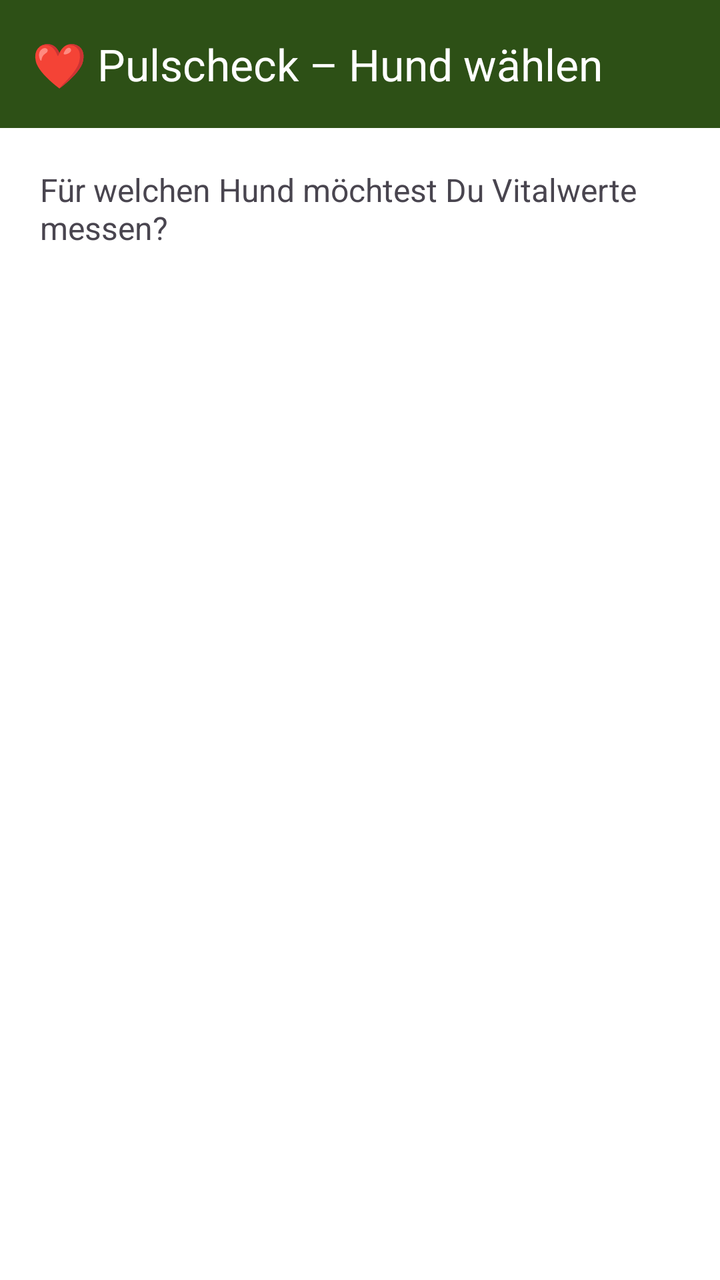
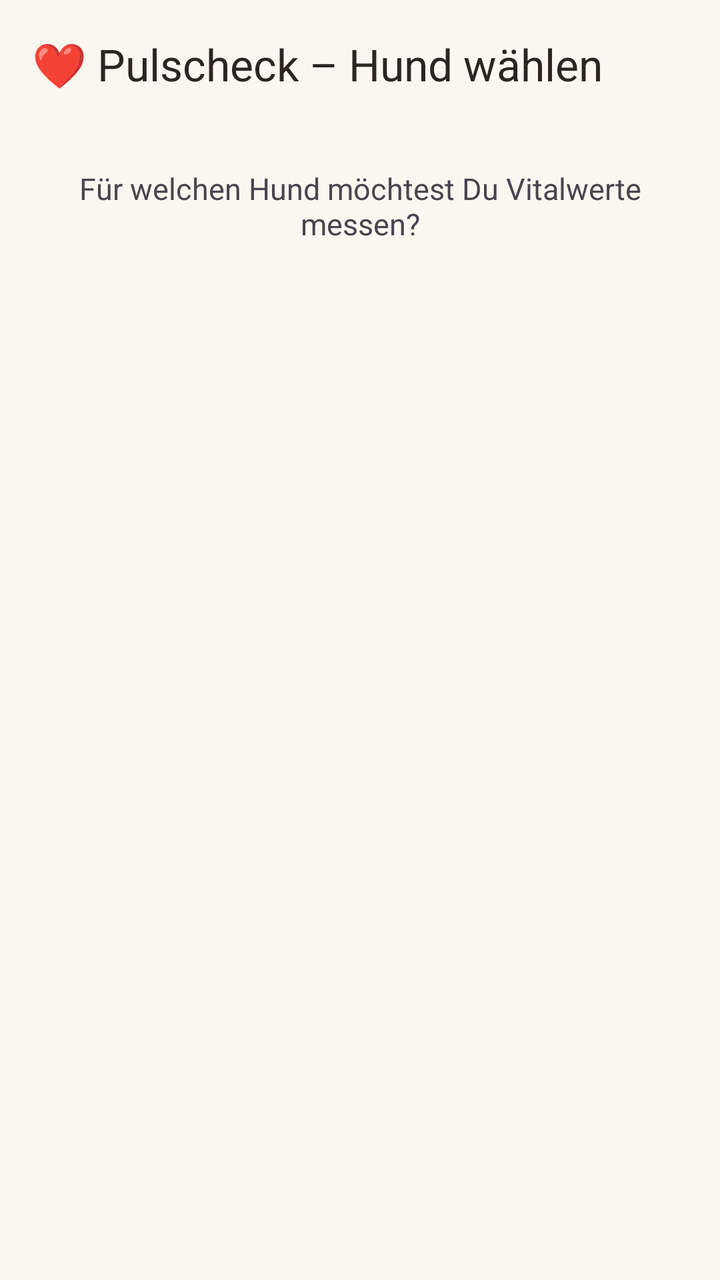

Two renders of the same Android screen: before a commit and after it. Below are the layout's source before the change and the commit's diff.
<!-- AndroidManifest.xml: activity theme Theme.HundeWildnis -->
<!-- res/layout/activity_pulscheck_dog_select.xml -->
<?xml version="1.0" encoding="utf-8"?>
<androidx.coordinatorlayout.widget.CoordinatorLayout
    xmlns:android="http://schemas.android.com/apk/res/android"
    xmlns:app="http://schemas.android.com/apk/res-auto"
    android:layout_width="match_parent"
    android:layout_height="match_parent"
    android:background="?android:attr/colorBackground">

    <com.google.android.material.appbar.AppBarLayout
        android:id="@+id/appbar"
        android:layout_width="match_parent"
        android:layout_height="wrap_content"
        android:fitsSystemWindows="false">
        <androidx.appcompat.widget.Toolbar
            android:id="@+id/toolbar"
            android:layout_width="match_parent"
            android:layout_height="?attr/actionBarSize"
            android:background="#2d5016"
            app:titleTextColor="#FFFFFF"
            app:title="❤️ Pulscheck – Hund wählen" />
    </com.google.android.material.appbar.AppBarLayout>

    <androidx.core.widget.NestedScrollView
        android:layout_width="match_parent"
        android:layout_height="match_parent"
        app:layout_behavior="@string/appbar_scrolling_view_behavior">

        <LinearLayout
            android:layout_width="match_parent"
            android:layout_height="wrap_content"
            android:orientation="vertical"
            android:padding="20dp">

            <TextView
                android:layout_width="match_parent"
                android:layout_height="wrap_content"
                android:text="Für welchen Hund möchtest Du Vitalwerte messen?"
                android:textSize="16sp"
                android:layout_marginBottom="20dp"
                android:textColor="?android:attr/textColorSecondary" />

            
            <LinearLayout
                android:id="@+id/llDogButtons"
                android:layout_width="match_parent"
                android:layout_height="wrap_content"
                android:orientation="vertical" />

            
            <TextView
                android:id="@+id/tvNoDogs"
                android:layout_width="match_parent"
                android:layout_height="wrap_content"
                android:text="Kein Hund angelegt.\n\nBitte lege zuerst einen Hund in den Stammdaten an."
                android:textSize="15sp"
                android:textAlignment="center"
                android:padding="32dp"
                android:visibility="gone"
                android:textColor="?android:attr/textColorSecondary" />

        </LinearLayout>
    </androidx.core.widget.NestedScrollView>

</androidx.coordinatorlayout.widget.CoordinatorLayout>
<!-- resources referenced by this layout -->
<resources>
  <style name="Theme.HundeWildnis" parent="Base.Theme.HundeWildnis" />
  <style name="Base.Theme.HundeWildnis" parent="Theme.Material3.Light.NoActionBar">
          
          <item name="materialButtonStyle">@style/Widget.App.Button</item>
  
          <item name="colorPrimary">#2d5016</item>
          <item name="colorPrimaryVariant">#1a3009</item>
          <item name="colorOnPrimary">#FFFFFF</item>
          <item name="colorSecondary">#6b8e4e</item>
          <item name="colorSecondaryVariant">#4a6135</item>
          <item name="colorOnSecondary">#000000</item>
          <item name="android:statusBarColor">@android:color/transparent</item>
          <item name="android:navigationBarColor">@android:color/transparent</item>
          <item name="android:windowDrawsSystemBarBackgrounds">true</item>
          <item name="android:windowLightStatusBar">true</item>
          <item name="android:windowLightNavigationBar" tools:targetApi="27">true</item>
          <item name="android:enforceNavigationBarContrast" tools:targetApi="q">false</item>
          <item name="android:enforceStatusBarContrast" tools:targetApi="q">false</item>
  
          
          <item name="colorAccent">#2d5016</item>
          <item name="android:textColorPrimary">#000000</item>
  
          
          <item name="materialAlertDialogTheme">@style/AlertDialogTheme</item>
          <item name="alertDialogTheme">@style/AlertDialogTheme</item>
  
          
          <item name="actionMenuTextColor">#FFFFFF</item>
          <item name="actionOverflowButtonStyle">@style/Widget.App.Overflow</item>
  
          
          <item name="android:windowBackground">#FFFFFF</item>
          <item name="android:colorBackground">#FFFFFF</item>
      </style>
  <style name="Widget.App.Overflow" parent="Widget.AppCompat.ActionButton.Overflow">
          <item name="android:src">@drawable/ic_menu_hamburger</item>
      </style>
  <dimen name="text_button_large">20sp</dimen>
  <style name="DialogButtonStyle.Light" parent="Widget.Material3.Button.TextButton.Dialog">
          
          <item name="android:textColor">#2d5016</item>
  
          
          <item name="android:textSize">13sp</item>
          <item name="android:textAllCaps">false</item>
          <item name="android:maxLines">2</item>
          <item name="android:singleLine">false</item>
          <item name="android:ellipsize">none</item>
          <item name="autoSizeTextType">uniform</item>
          <item name="autoSizeMinTextSize">10sp</item>
          <item name="autoSizeMaxTextSize">16sp</item>
  
          
          <item name="android:paddingStart">2dp</item>
          <item name="android:paddingEnd">2dp</item>
          <item name="android:minWidth">0dp</item>
          <item name="android:insetLeft">0dp</item>
          <item name="android:insetRight">0dp</item>
          <item name="android:insetTop">0dp</item>
          <item name="android:insetBottom">0dp</item>
  
          
          <item name="backgroundTint">@android:color/transparent</item>
  
          
          <item name="rippleColor">#332d5016</item>
      </style>
  <style name="Widget.App.ButtonBar" parent="Widget.AppCompat.ButtonBar.AlertDialog">
          <item name="android:padding">0dp</item>
      </style>
  <!-- drawable ic_menu_hamburger (drawable) -->
  <vector xmlns:android="http://schemas.android.com/apk/res/android"
      android:width="24dp"
      android:height="24dp"
      android:viewportWidth="24"
      android:viewportHeight="24">
      <path
          android:fillColor="#FFFFFF"
          android:pathData="M3,18h18v-2H3V18z M3,13h18v-2H3V13z M3,6v2h18V6H3z" />
  </vector>
  <!-- unchanged entries left out for length: 2 -->
</resources>

<!-- the commit's change to res/layout/activity_pulscheck_dog_select.xml (unified diff, before → after) -->
@@ -15,36 +15,43 @@
             android:id="@+id/toolbar"
             android:layout_width="match_parent"
             android:layout_height="?attr/actionBarSize"
-            android:background="#2d5016"
-            app:titleTextColor="#FFFFFF"
+            android:background="?attr/colorPrimary"
+            app:titleTextColor="?attr/colorOnPrimary"
             app:title="❤️ Pulscheck – Hund wählen" />
     </com.google.android.material.appbar.AppBarLayout>
 
     <androidx.core.widget.NestedScrollView
         android:layout_width="match_parent"
         android:layout_height="match_parent"
+        android:fillViewport="true"
+        android:clipToPadding="false"
+        android:paddingBottom="40dp"
         app:layout_behavior="@string/appbar_scrolling_view_behavior">
 
         <LinearLayout
             android:layout_width="match_parent"
             android:layout_height="wrap_content"
             android:orientation="vertical"
-            android:padding="20dp">
+            android:padding="12dp">
 
             <TextView
                 android:layout_width="match_parent"
                 android:layout_height="wrap_content"
                 android:text="Für welchen Hund möchtest Du Vitalwerte messen?"
-                android:textSize="16sp"
+                android:textSize="15sp"
+                android:layout_marginTop="8dp"
                 android:layout_marginBottom="20dp"
+                android:textAlignment="center"
                 android:textColor="?android:attr/textColorSecondary" />
 
             
-            <LinearLayout
-                android:id="@+id/llDogButtons"
+            <androidx.recyclerview.widget.RecyclerView
+                android:id="@+id/gridDogSelection"
                 android:layout_width="match_parent"
                 android:layout_height="wrap_content"
-                android:orientation="vertical" />
+                android:nestedScrollingEnabled="false"
+                app:layoutManager="androidx.recyclerview.widget.GridLayoutManager"
+                app:spanCount="2" />
 
             
             <TextView
<!-- resource entries referenced after the edit -->
@@ -5,14 +5,12 @@
           
           <item name="materialButtonStyle">@style/Widget.App.Button</item>
   
-          <item name="colorPrimary">#2d5016</item>
-          <item name="colorPrimaryVariant">#1a3009</item>
-          <item name="colorOnPrimary">#FFFFFF</item>
-          <item name="colorSecondary">#6b8e4e</item>
-          <item name="colorSecondaryVariant">#4a6135</item>
-          <item name="colorOnSecondary">#000000</item>
-          <item name="android:statusBarColor">@android:color/transparent</item>
-          <item name="android:navigationBarColor">@android:color/transparent</item>
+          <item name="colorPrimary">@color/rd_bg_light</item>
+          <item name="colorOnPrimary">@color/rd_text_primary_light</item>
+          <item name="colorSecondary">@color/rd_group2_accent_light</item>
+          <item name="colorOnSecondary">#FFFFFF</item>
+          <item name="android:statusBarColor">@color/rd_bg_light</item>
+          <item name="android:navigationBarColor">@color/rd_bg_light</item>
           <item name="android:windowDrawsSystemBarBackgrounds">true</item>
           <item name="android:windowLightStatusBar">true</item>
           <item name="android:windowLightNavigationBar" tools:targetApi="27">true</item>
@@ -20,7 +18,7 @@
           <item name="android:enforceStatusBarContrast" tools:targetApi="q">false</item>
   
           
-          <item name="colorAccent">#2d5016</item>
+          <item name="colorAccent">@color/rd_group2_accent_light</item>
           <item name="android:textColorPrimary">#000000</item>
   
           
@@ -28,20 +26,23 @@
           <item name="alertDialogTheme">@style/AlertDialogTheme</item>
   
           
-          <item name="actionMenuTextColor">#FFFFFF</item>
+          <item name="actionMenuTextColor">@color/rd_text_primary_light</item>
           <item name="actionOverflowButtonStyle">@style/Widget.App.Overflow</item>
   
           
-          <item name="android:windowBackground">#FFFFFF</item>
-          <item name="android:colorBackground">#FFFFFF</item>
+          <item name="android:windowBackground">@color/rd_bg_light</item>
+          <item name="android:colorBackground">@color/rd_bg_light</item>
       </style>
+  <color name="rd_bg_light">#FAF7F0</color>
+  <color name="rd_text_primary_light">#2B2620</color>
+  <color name="rd_group2_accent_light">#8A7A1F</color>
   <style name="Widget.App.Overflow" parent="Widget.AppCompat.ActionButton.Overflow">
           <item name="android:src">@drawable/ic_menu_hamburger</item>
       </style>
   <dimen name="text_button_large">20sp</dimen>
   <style name="DialogButtonStyle.Light" parent="Widget.Material3.Button.TextButton.Dialog">
           
-          <item name="android:textColor">#2d5016</item>
+          <item name="android:textColor">?attr/colorSecondary</item>
   
           
           <item name="android:textSize">13sp</item>
